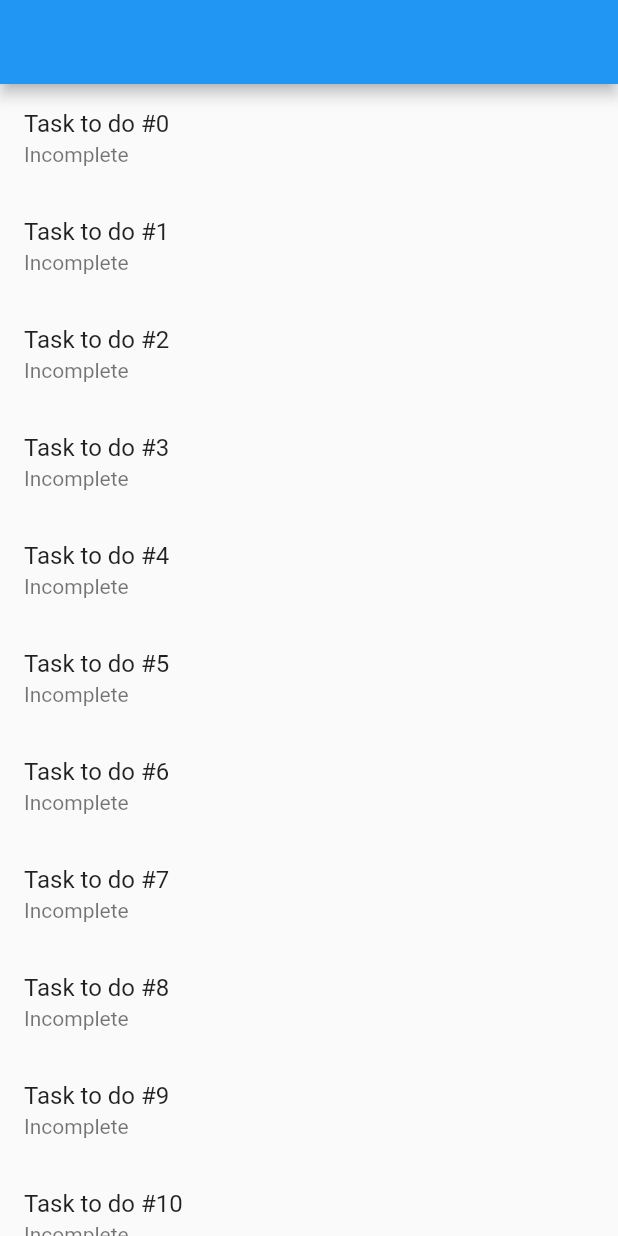
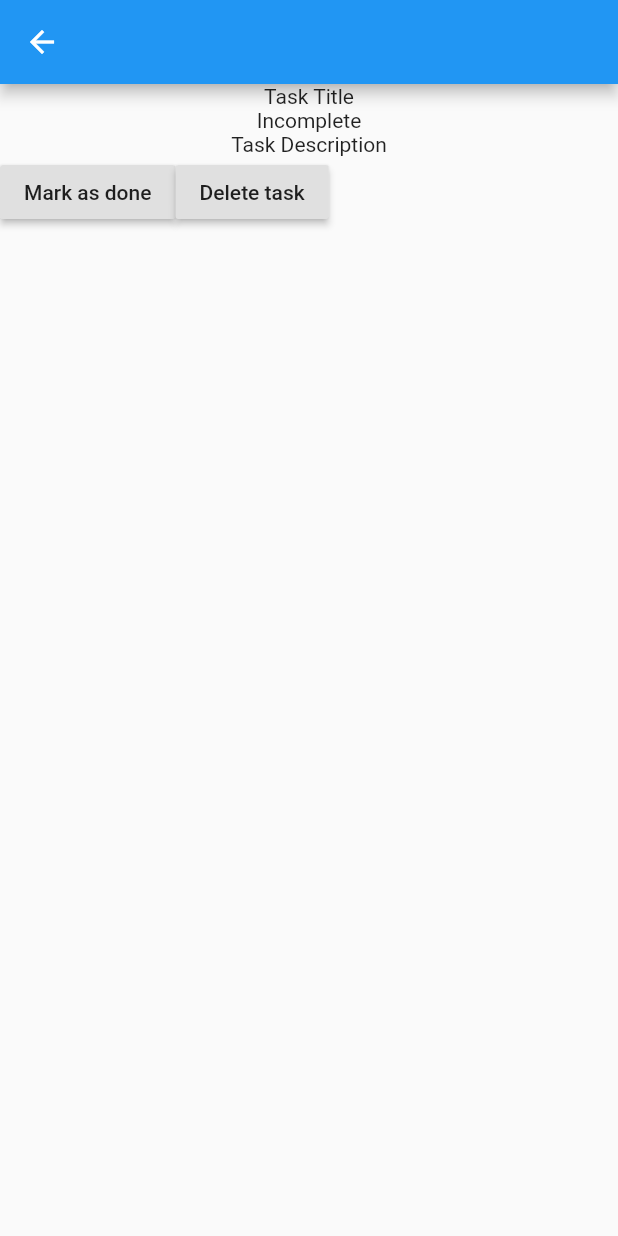
Before and after one commit to gitanjal/Flutter_todo, a Flutter app: the screen it shows after launch, after a tap on an icon or button, on a phone screen of 412 x 824 dp. Run offline on Flutter 3.47's test engine with Material 2 defaults, Android fonts, the phone set to English and light mode, and no system bars.

Commit message:
TaskDetail convert to stateful

```diff
--- a/lib/Task.dart
+++ b/lib/Task.dart
@@ -3,9 +3,10 @@ class Task
   String _userId;
   String _taskId;
   String _title;
+  String _desc;
   String _status;
 
-  Task(this._userId, this._taskId, this._title, this._status);
+  Task(this._userId, this._taskId, this._title,this._desc, this._status);
 
   String get status => _status;
 
@@ -30,10 +31,16 @@ class Task
   set userId(String value) {
     _userId = value;
   }
+
+  String get desc => _desc;
+
+  set desc(String value) {
+    _desc = value;
+  }
 }
 
 
   getDummyTaskList()
   {
-    return List.generate(20, (i)=>Task("1",i.toString(),"Task to do #$i","Incomplete"));
+    return List.generate(20, (i)=>Task("1",i.toString(),"Task to do #$i","Description of task #$i","Incomplete"));
   }
--- a/lib/main.dart
+++ b/lib/main.dart
@@ -1,6 +1,7 @@
 import 'package:flutter/cupertino.dart';
 import 'package:flutter/material.dart';
 import 'package:flutter_todo/Task.dart';
+import 'package:flutter_todo/task_detail.dart';
 
 void main() => runApp(TodoApp());
 
@@ -24,6 +25,10 @@ class ListScreenWidget extends StatelessWidget {
               return ListTile(
                 onTap: (){
                   print("${taskList[index].title}");
+                  Navigator.push(
+                    context,
+                    MaterialPageRoute(builder: (context) => TaskDetailStateful()),
+                  );
                 },
                 title: Text("${taskList[index].title}"),
                 subtitle: Text("${taskList[index].status}"),
--- /dev/null
+++ b/lib/task_detail.dart
@@ -0,0 +1,66 @@
+import 'package:flutter/material.dart';
+
+class TaskDetailStateful extends StatefulWidget {
+  @override
+  State<StatefulWidget> createState() {
+    return _TaskDetailState();
+  }
+}
+
+class _TaskDetailState extends State<TaskDetailStateful>{
+  @override
+  Widget build(BuildContext context) {
+    return Scaffold(
+      appBar: AppBar(),
+      body: Column(
+        children: <Widget>[
+          Text("Task Title"),
+          Text("Incomplete"),
+          Text("Task Description"),
+          Row(
+            children: <Widget>[
+              RaisedButton(
+                onPressed: () {},
+                child: Text("Mark as done"),
+              ),
+              RaisedButton(
+                onPressed: () {},
+                child: Text("Delete task"),
+              )
+            ],
+          )
+        ],
+      ),
+    );
+  }
+}
+
+
+
+/*class TaskDetail extends StatelessWidget {
+  @override
+  Widget build(BuildContext context) {
+    return Scaffold(
+      appBar: AppBar(),
+      body: Column(
+        children: <Widget>[
+          Text("Task Title"),
+          Text("Incomplete"),
+          Text("Task Description"),
+          Row(
+            children: <Widget>[
+              RaisedButton(
+                onPressed: () {},
+                child: Text("Mark as done"),
+              ),
+              RaisedButton(
+                onPressed: () {},
+                child: Text("Delete task"),
+              )
+            ],
+          )
+        ],
+      ),
+    );
+  }
+}*/
```
